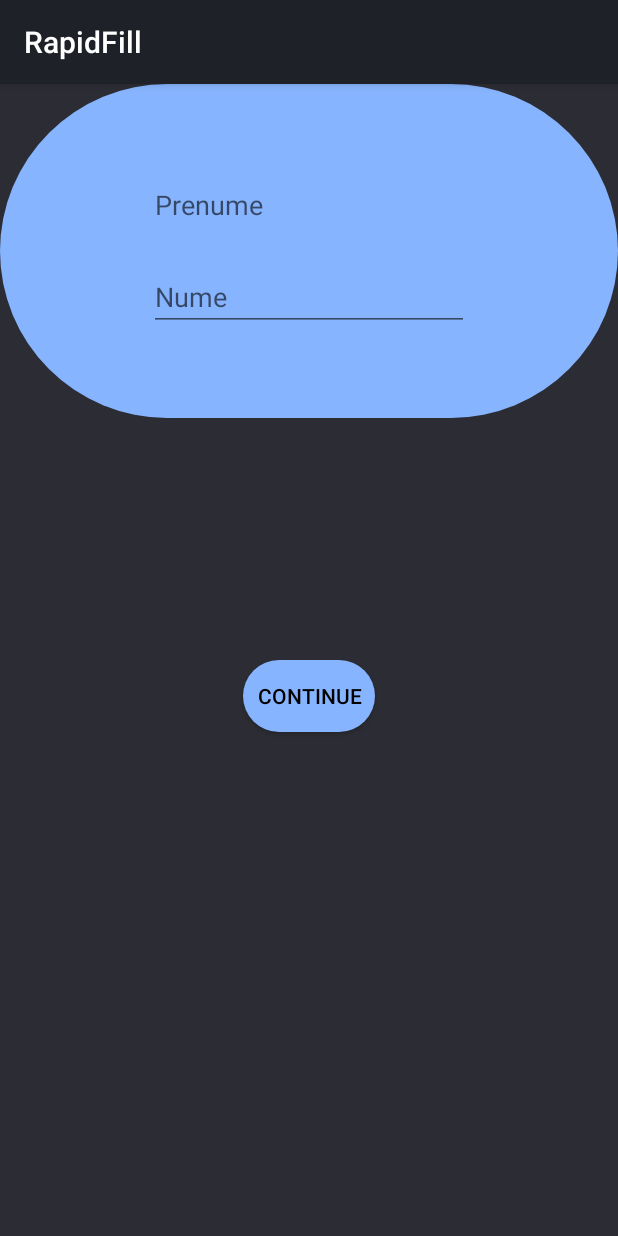
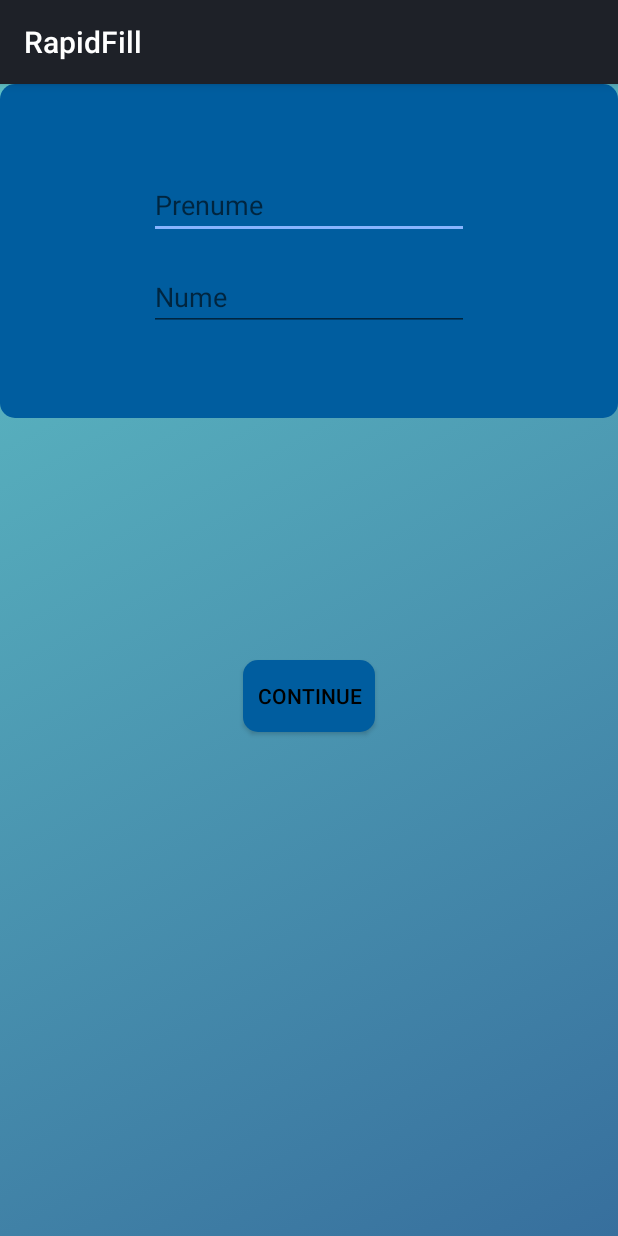
Before and after one commit to laur4444/RapidFill, an Android app: the CreateCustomer screen opened directly, with no data from a screen before it, on a phone screen of 412 x 824 dp. Run offline under Robolectric (Android 15) with nearby library versions, the phone set to English and light mode, and no system bars; our stand-ins replace Firebase (no records; nobody signed in at launch, a user with empty details on screens opened directly), Volley; libraries missing offline, so code that uses them is left out: com.braintreepayments.api.

```diff
--- a/app/src/main/res/drawable/gradient.xml
+++ b/app/src/main/res/drawable/gradient.xml
@@ -5,9 +5,9 @@
             xmlns:android="http://schemas.android.com/apk/res/android"
             android:shape="rectangle">
             <gradient
-                android:startColor="#000000"
-                android:endColor="#7cff9f"
-                android:angle="45" />
+                android:startColor="#376f9d"
+                android:endColor="#60c0c6"
+                android:angle="135" />
         </shape>
     </item>
 </selector>
--- a/app/src/main/res/drawable/rounded_button.xml
+++ b/app/src/main/res/drawable/rounded_button.xml
@@ -2,6 +2,6 @@
 <shape xmlns:android="http://schemas.android.com/apk/res/android"
     android:shape="rectangle">
 
-    <solid android:color="@color/colorWhite"/>
-    <corners android:radius="200dp"></corners>
+    <solid android:color="@color/colorButon"/>
+    <corners android:radius="10dp"></corners>
 </shape>
--- a/app/src/main/res/layout/activity_create_customer.xml
+++ b/app/src/main/res/layout/activity_create_customer.xml
@@ -5,7 +5,7 @@
     android:layout_width="match_parent"
     android:layout_height="match_parent"
     tools:context="net.ddns.rapidfill.rapidfill.CreateCustomer"
-    android:background="@color/bgColor">
+    android:background="@drawable/gradient">
 
     <LinearLayout
         android:layout_width="match_parent"
--- a/app/src/main/res/layout/activity_menu.xml
+++ b/app/src/main/res/layout/activity_menu.xml
@@ -5,7 +5,7 @@
     android:gravity="center"
     android:orientation="vertical"
     android:padding="16dp"
-    android:background="@color/bgColor">
+    android:background="@drawable/gradient">
 
 
     <LinearLayout
--- a/app/src/main/res/layout/activity_transaction.xml
+++ b/app/src/main/res/layout/activity_transaction.xml
@@ -5,7 +5,7 @@
     android:layout_width="match_parent"
     android:layout_height="match_parent"
     tools:context="net.ddns.rapidfill.rapidfill.TransactionActivity"
-    android:background="@color/bgColor">
+    android:background="@drawable/gradient">
 
     <ListView
         android:id="@+id/transactionsListView"
--- a/app/src/main/res/layout/transaction.xml
+++ b/app/src/main/res/layout/transaction.xml
@@ -6,7 +6,7 @@
     android:paddingRight="10dp"
     android:paddingBottom="10dp"
     android:paddingTop="15dp"
-    android:background="#ffffff">
+    android:background="@drawable/gradient">
 
 
     <TextView
```
